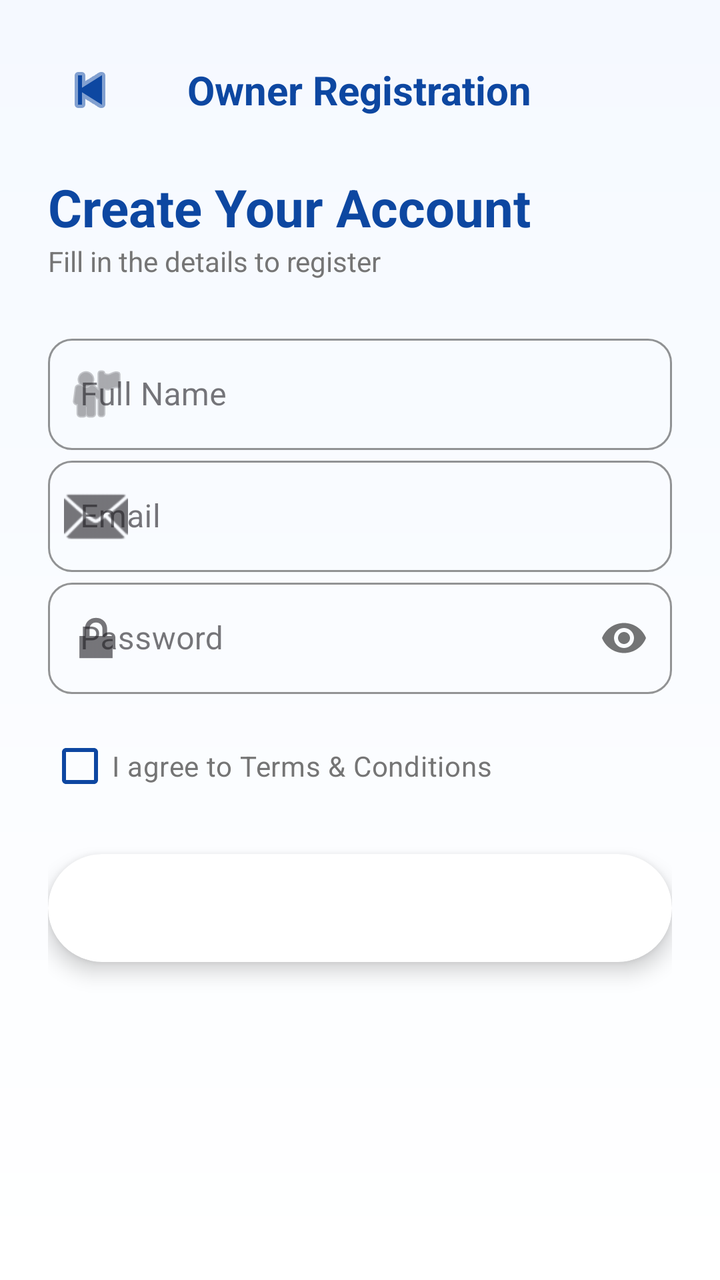
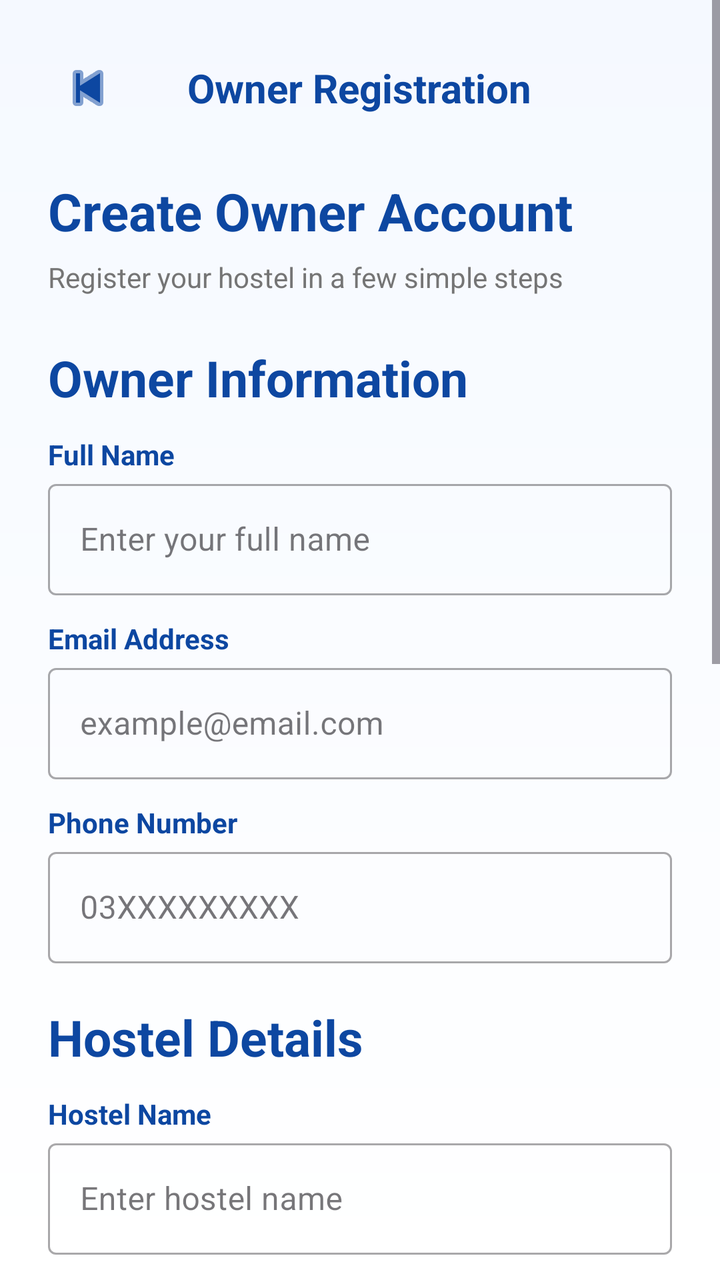

An Android layout rendered at two revisions. The XML below is the earlier revision; the diff shows what the commit changed to produce the second picture.
<!-- AndroidManifest.xml: application theme Theme.Hostello -->
<!-- res/layout/activity_owner_registration.xml -->
<?xml version="1.0" encoding="utf-8"?>
<ScrollView xmlns:android="http://schemas.android.com/apk/res/android"
    xmlns:app="http://schemas.android.com/apk/res-auto"
    xmlns:tools="http://schemas.android.com/tools"
    android:layout_width="match_parent"
    android:layout_height="match_parent"
    android:background="@drawable/bg_registration"
    android:fillViewport="true"
    tools:context=".OwnerRegistrationActivity">

    <LinearLayout
        android:layout_width="match_parent"
        android:layout_height="wrap_content"
        android:orientation="vertical"
        android:padding="24dp">

        
        <RelativeLayout
            android:layout_width="match_parent"
            android:layout_height="wrap_content"
            android:layout_marginBottom="20dp">

            <ImageButton
                android:id="@+id/back_button"
                android:layout_width="42dp"
                android:layout_height="42dp"
                android:background="?attr/selectableItemBackgroundBorderless"
                android:src="@android:drawable/ic_media_previous"
                app:tint="@color/dark_blue" />

            <TextView
                android:layout_width="wrap_content"
                android:layout_height="wrap_content"
                android:layout_centerInParent="true"
                android:text="Owner Registration"
                android:textSize="20sp"
                android:textStyle="bold"
                android:textColor="@color/dark_blue" />
        </RelativeLayout>

        
        <TextView
            android:layout_width="wrap_content"
            android:layout_height="wrap_content"
            android:text="Create Your Account"
            android:textSize="26sp"
            android:textStyle="bold"
            android:textColor="@color/dark_blue" />

        <TextView
            android:layout_width="wrap_content"
            android:layout_height="wrap_content"
            android:text="Fill in the details to register"
            android:textSize="14sp"
            android:textColor="#757575"
            android:layout_marginBottom="24dp" />

        
        <com.google.android.material.textfield.TextInputLayout
            android:layout_width="match_parent"
            android:layout_height="wrap_content"
            android:hint="Full Name"
            style="@style/Widget.MaterialComponents.TextInputLayout.OutlinedBox"
            app:startIconDrawable="@android:drawable/ic_menu_myplaces"
            app:boxStrokeColor="@color/dark_blue"
            app:boxCornerRadiusTopStart="12dp"
            app:boxCornerRadiusTopEnd="12dp"
            app:boxCornerRadiusBottomStart="12dp"
            app:boxCornerRadiusBottomEnd="12dp">

            <com.google.android.material.textfield.TextInputEditText
                android:id="@+id/full_name_input"
                android:layout_width="match_parent"
                android:layout_height="wrap_content" />
        </com.google.android.material.textfield.TextInputLayout>

        
        <com.google.android.material.textfield.TextInputLayout
            android:layout_width="match_parent"
            android:layout_height="wrap_content"
            android:hint="Email"
            style="@style/Widget.MaterialComponents.TextInputLayout.OutlinedBox"
            app:startIconDrawable="@android:drawable/ic_dialog_email"
            app:boxStrokeColor="@color/dark_blue"
            app:boxCornerRadiusTopStart="12dp"
            app:boxCornerRadiusTopEnd="12dp"
            app:boxCornerRadiusBottomStart="12dp"
            app:boxCornerRadiusBottomEnd="12dp">

            <com.google.android.material.textfield.TextInputEditText
                android:id="@+id/email_input"
                android:layout_width="match_parent"
                android:layout_height="wrap_content"
                android:inputType="textEmailAddress" />
        </com.google.android.material.textfield.TextInputLayout>

        
        <com.google.android.material.textfield.TextInputLayout
            android:layout_width="match_parent"
            android:layout_height="wrap_content"
            android:hint="Password"
            style="@style/Widget.MaterialComponents.TextInputLayout.OutlinedBox"
            app:startIconDrawable="@android:drawable/ic_lock_lock"
            app:passwordToggleEnabled="true"
            app:boxStrokeColor="@color/dark_blue"
            app:boxCornerRadiusTopStart="12dp"
            app:boxCornerRadiusTopEnd="12dp"
            app:boxCornerRadiusBottomStart="12dp"
            app:boxCornerRadiusBottomEnd="12dp">

            <com.google.android.material.textfield.TextInputEditText
                android:id="@+id/password_input"
                android:layout_width="match_parent"
                android:layout_height="wrap_content"
                android:inputType="textPassword" />
        </com.google.android.material.textfield.TextInputLayout>

        
        <CheckBox
            android:id="@+id/terms_checkbox"
            android:layout_width="wrap_content"
            android:layout_height="wrap_content"
            android:text="I agree to Terms &amp; Conditions"
            android:buttonTint="@color/dark_blue"
            android:textColor="#757575"
            android:layout_marginTop="12dp" />

        
        <androidx.cardview.widget.CardView
            android:id="@+id/register_button"
            android:layout_width="match_parent"
            android:layout_height="54dp"
            android:layout_marginTop="20dp"
            app:cardCornerRadius="28dp"
            app:cardElevation="6dp"
            android:background="@drawable/btn_gradient">

            <TextView
                android:layout_width="wrap_content"
                android:layout_height="wrap_content"
                android:layout_gravity="center"
                android:text="Register"
                android:textSize="16sp"
                android:textStyle="bold"
                android:textColor="@android:color/white" />
        </androidx.cardview.widget.CardView>

    </LinearLayout>
</ScrollView>
<!-- resources referenced by this layout -->
<resources>
  <color name="dark_blue">#0D47A1</color>
  <!-- drawable bg_registration (drawable) -->
  <shape xmlns:android="http://schemas.android.com/apk/res/android">
      <gradient
          android:startColor="#F5F9FF"
          android:endColor="#FFFFFF"
          android:angle="270"/>
  </shape>
  <!-- drawable btn_gradient (drawable) -->
  <shape xmlns:android="http://schemas.android.com/apk/res/android">
      <gradient
          android:startColor="#1565C0"
          android:endColor="#42A5F5"/>
      <corners android:radius="28dp"/>
  </shape>
  <style name="Theme.Hostello" parent="Base.Theme.Hostello" />
  <style name="Base.Theme.Hostello" parent="Theme.Material3.DayNight.NoActionBar">
          <item name="colorPrimary">@color/black</item>
      </style>
  <color name="black">#FF000000</color>
</resources>

<!-- the commit's change to res/layout/activity_owner_registration.xml (unified diff, before → after) -->
@@ -1,12 +1,10 @@
 <?xml version="1.0" encoding="utf-8"?>
 <ScrollView xmlns:android="http://schemas.android.com/apk/res/android"
     xmlns:app="http://schemas.android.com/apk/res-auto"
-    xmlns:tools="http://schemas.android.com/tools"
     android:layout_width="match_parent"
     android:layout_height="match_parent"
     android:background="@drawable/bg_registration"
-    android:fillViewport="true"
-    tools:context=".OwnerRegistrationActivity">
+    android:fillViewport="true">
 
     <LinearLayout
         android:layout_width="match_parent"
@@ -18,12 +16,12 @@
         <RelativeLayout
             android:layout_width="match_parent"
             android:layout_height="wrap_content"
-            android:layout_marginBottom="20dp">
+            android:layout_marginBottom="24dp">
 
             <ImageButton
                 android:id="@+id/back_button"
-                android:layout_width="42dp"
-                android:layout_height="42dp"
+                android:layout_width="40dp"
+                android:layout_height="40dp"
                 android:background="?attr/selectableItemBackgroundBorderless"
                 android:src="@android:drawable/ic_media_previous"
                 app:tint="@color/dark_blue" />
@@ -42,31 +40,43 @@
         <TextView
             android:layout_width="wrap_content"
             android:layout_height="wrap_content"
-            android:text="Create Your Account"
+            android:text="Create Owner Account"
             android:textSize="26sp"
             android:textStyle="bold"
-            android:textColor="@color/dark_blue" />
-
-        <TextView
-            android:layout_width="wrap_content"
-            android:layout_height="wrap_content"
-            android:text="Fill in the details to register"
+            android:textColor="@color/dark_blue"
+            android:layout_marginBottom="6dp" />
+
+        <TextView
+            android:layout_width="wrap_content"
+            android:layout_height="wrap_content"
+            android:text="Register your hostel in a few simple steps"
             android:textSize="14sp"
             android:textColor="#757575"
             android:layout_marginBottom="24dp" />
 
         
-        <com.google.android.material.textfield.TextInputLayout
-            android:layout_width="match_parent"
-            android:layout_height="wrap_content"
-            android:hint="Full Name"
-            style="@style/Widget.MaterialComponents.TextInputLayout.OutlinedBox"
-            app:startIconDrawable="@android:drawable/ic_menu_myplaces"
-            app:boxStrokeColor="@color/dark_blue"
-            app:boxCornerRadiusTopStart="12dp"
-            app:boxCornerRadiusTopEnd="12dp"
-            app:boxCornerRadiusBottomStart="12dp"
-            app:boxCornerRadiusBottomEnd="12dp">
+        <TextView
+            android:layout_width="wrap_content"
+            android:layout_height="wrap_content"
+            android:text="Owner Information"
+            android:textStyle="bold"
+            android:textSize="25sp"
+            android:textColor="@color/dark_blue"
+            android:layout_marginBottom="12dp" />
+
+        
+        <TextView
+            android:layout_width="wrap_content"
+            android:layout_height="wrap_content"
+            android:text="Full Name"
+            android:textStyle="bold"
+            android:textColor="@color/dark_blue" />
+
+        <com.google.android.material.textfield.TextInputLayout
+            android:layout_width="match_parent"
+            android:layout_height="wrap_content"
+            android:hint="Enter your full name"
+            style="@style/Widget.MaterialComponents.TextInputLayout.OutlinedBox">
 
             <com.google.android.material.textfield.TextInputEditText
                 android:id="@+id/full_name_input"
@@ -75,17 +85,19 @@
         </com.google.android.material.textfield.TextInputLayout>
 
         
-        <com.google.android.material.textfield.TextInputLayout
-            android:layout_width="match_parent"
-            android:layout_height="wrap_content"
-            android:hint="Email"
-            style="@style/Widget.MaterialComponents.TextInputLayout.OutlinedBox"
-            app:startIconDrawable="@android:drawable/ic_dialog_email"
-            app:boxStrokeColor="@color/dark_blue"
-            app:boxCornerRadiusTopStart="12dp"
-            app:boxCornerRadiusTopEnd="12dp"
-            app:boxCornerRadiusBottomStart="12dp"
-            app:boxCornerRadiusBottomEnd="12dp">
+        <TextView
+            android:layout_width="wrap_content"
+            android:layout_height="wrap_content"
+            android:text="Email Address"
+            android:textStyle="bold"
+            android:textColor="@color/dark_blue"
+            android:layout_marginTop="12dp" />
+
+        <com.google.android.material.textfield.TextInputLayout
+            android:layout_width="match_parent"
+            android:layout_height="wrap_content"
+            android:hint="example@email.com"
+            style="@style/Widget.MaterialComponents.TextInputLayout.OutlinedBox">
 
             <com.google.android.material.textfield.TextInputEditText
                 android:id="@+id/email_input"
@@ -95,21 +107,153 @@
         </com.google.android.material.textfield.TextInputLayout>
 
         
-        <com.google.android.material.textfield.TextInputLayout
-            android:layout_width="match_parent"
-            android:layout_height="wrap_content"
-            android:hint="Password"
-            style="@style/Widget.MaterialComponents.TextInputLayout.OutlinedBox"
-            app:startIconDrawable="@android:drawable/ic_lock_lock"
+        <TextView
+            android:layout_width="wrap_content"
+            android:layout_height="wrap_content"
+            android:text="Phone Number"
+            android:textStyle="bold"
+            android:textColor="@color/dark_blue"
+            android:layout_marginTop="12dp" />
+
+        <com.google.android.material.textfield.TextInputLayout
+            android:layout_width="match_parent"
+            android:layout_height="wrap_content"
+            android:hint="03XXXXXXXXX"
+            style="@style/Widget.MaterialComponents.TextInputLayout.OutlinedBox">
+
+            <com.google.android.material.textfield.TextInputEditText
+                android:id="@+id/phone_input"
+                android:layout_width="match_parent"
+                android:layout_height="wrap_content"
+                android:inputType="phone" />
+        </com.google.android.material.textfield.TextInputLayout>
+
+        
+        <TextView
+            android:layout_width="wrap_content"
+            android:layout_height="wrap_content"
+            android:text="Hostel Details"
+            android:textStyle="bold"
+            android:textSize="25sp"
+            android:textColor="@color/dark_blue"
+            android:layout_marginTop="20dp"
+            android:layout_marginBottom="12dp" />
+
+        
+        <TextView
+            android:layout_width="wrap_content"
+            android:layout_height="wrap_content"
+            android:text="Hostel Name"
+            android:textStyle="bold"
+            android:textColor="@color/dark_blue" />
+
+        <com.google.android.material.textfield.TextInputLayout
+            android:layout_width="match_parent"
+            android:layout_height="wrap_content"
+            android:hint="Enter hostel name"
+            style="@style/Widget.MaterialComponents.TextInputLayout.OutlinedBox">
+
+            <com.google.android.material.textfield.TextInputEditText
+                android:id="@+id/hostel_name_input"
+                android:layout_width="match_parent"
+                android:layout_height="wrap_content" />
+        </com.google.android.material.textfield.TextInputLayout>
+
+        
+        <TextView
+            android:layout_width="wrap_content"
+            android:layout_height="wrap_content"
+            android:text="Complete Address"
+            android:textStyle="bold"
+            android:textColor="@color/dark_blue"
+            android:layout_marginTop="12dp" />
+
+        <com.google.android.material.textfield.TextInputLayout
+            android:layout_width="match_parent"
+            android:layout_height="wrap_content"
+            android:hint="Street, Area, City"
+            style="@style/Widget.MaterialComponents.TextInputLayout.OutlinedBox">
+
+            <com.google.android.material.textfield.TextInputEditText
+                android:id="@+id/address_input"
+                android:layout_width="match_parent"
+                android:layout_height="wrap_content"
+                android:minLines="2"
+                android:inputType="textMultiLine" />
+        </com.google.android.material.textfield.TextInputLayout>
+
+        
+        <TextView
+            android:layout_width="wrap_content"
+            android:layout_height="wrap_content"
+            android:text="City"
+            android:textStyle="bold"
+            android:textColor="@color/dark_blue"
+            android:layout_marginTop="12dp" />
+
+        <com.google.android.material.textfield.TextInputLayout
+            android:layout_width="match_parent"
+            android:layout_height="wrap_content"
+            android:hint="Enter city"
+            style="@style/Widget.MaterialComponents.TextInputLayout.OutlinedBox">
+
+            <com.google.android.material.textfield.TextInputEditText
+                android:id="@+id/city_input"
+                android:layout_width="match_parent"
+                android:layout_height="wrap_content" />
+        </com.google.android.material.textfield.TextInputLayout>
+
+        
+        <TextView
+            android:layout_width="wrap_content"
+            android:layout_height="wrap_content"
+            android:text="Account Security"
+            android:textStyle="bold"
+            android:textSize="25sp"
+            android:textColor="@color/dark_blue"
+            android:layout_marginTop="20dp"
+            android:layout_marginBottom="12dp" />
+
+        
+        <TextView
+            android:layout_width="wrap_content"
+            android:layout_height="wrap_content"
+            android:text="Password"
+            android:textStyle="bold"
+            android:textColor="@color/dark_blue" />
+
+        <com.google.android.material.textfield.TextInputLayout
+            android:layout_width="match_parent"
+            android:layout_height="wrap_content"
+            android:hint="Minimum 6 characters"
             app:passwordToggleEnabled="true"
-            app:boxStrokeColor="@color/dark_blue"
-            app:boxCornerRadiusTopStart="12dp"
-            app:boxCornerRadiusTopEnd="12dp"
-            app:boxCornerRadiusBottomStart="12dp"
-            app:boxCornerRadiusBottomEnd="12dp">
+            style="@style/Widget.MaterialComponents.TextInputLayout.OutlinedBox">
 
             <com.google.android.material.textfield.TextInputEditText
                 android:id="@+id/password_input"
+                android:layout_width="match_parent"
+                android:layout_height="wrap_content"
+                android:inputType="textPassword" />
+        </com.google.android.material.textfield.TextInputLayout>
+
+        
+        <TextView
+            android:layout_width="wrap_content"
+            android:layout_height="wrap_content"
+            android:text="Confirm Password"
+            android:textStyle="bold"
+            android:textColor="@color/dark_blue"
+            android:layout_marginTop="12dp" />
+
+        <com.google.android.material.textfield.TextInputLayout
+            android:layout_width="match_parent"
+            android:layout_height="wrap_content"
+            android:hint="Re-enter password"
+            app:passwordToggleEnabled="true"
+            style="@style/Widget.MaterialComponents.TextInputLayout.OutlinedBox">
+
+            <com.google.android.material.textfield.TextInputEditText
+                android:id="@+id/confirm_password_input"
                 android:layout_width="match_parent"
                 android:layout_height="wrap_content"
                 android:inputType="textPassword" />
@@ -120,17 +264,16 @@
             android:id="@+id/terms_checkbox"
             android:layout_width="wrap_content"
             android:layout_height="wrap_content"
-            android:text="I agree to Terms &amp; Conditions"
-            android:buttonTint="@color/dark_blue"
+            android:text="I agree to the Terms &amp; Conditions"
             android:textColor="#757575"
-            android:layout_marginTop="12dp" />
+            android:layout_marginTop="16dp" />
 
         
         <androidx.cardview.widget.CardView
             android:id="@+id/register_button"
             android:layout_width="match_parent"
             android:layout_height="54dp"
-            android:layout_marginTop="20dp"
+            android:layout_marginTop="24dp"
             app:cardCornerRadius="28dp"
             app:cardElevation="6dp"
             android:background="@drawable/btn_gradient">
@@ -139,10 +282,10 @@
                 android:layout_width="wrap_content"
                 android:layout_height="wrap_content"
                 android:layout_gravity="center"
-                android:text="Register"
-                android:textSize="16sp"
+                android:text="Create Account"
+                android:textColor="@android:color/white"
                 android:textStyle="bold"
-                android:textColor="@android:color/white" />
+                android:textSize="16sp" />
         </androidx.cardview.widget.CardView>
 
     </LinearLayout>
